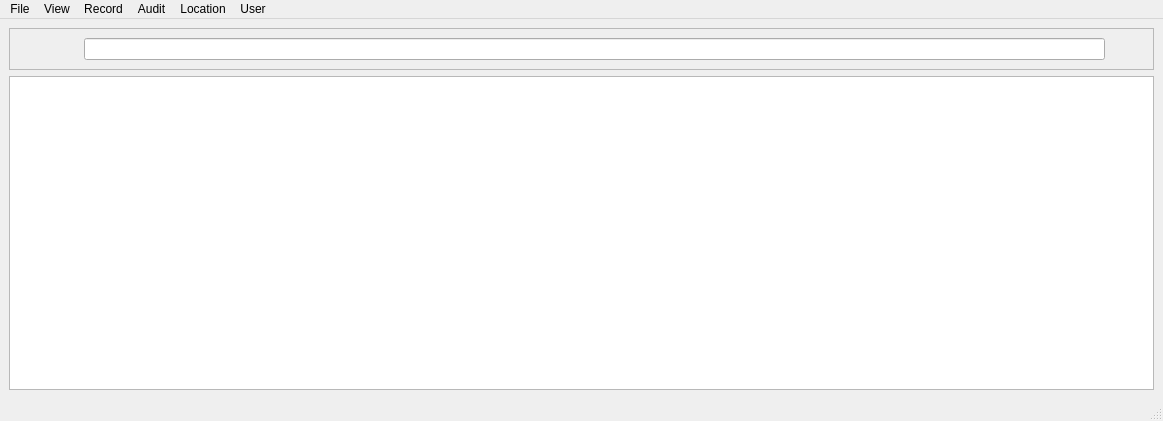
First picture: the form in elitebridge_ui_file/userwindow.ui, repository SaiSawant1/EliteBridgeAdmin, before the edit.
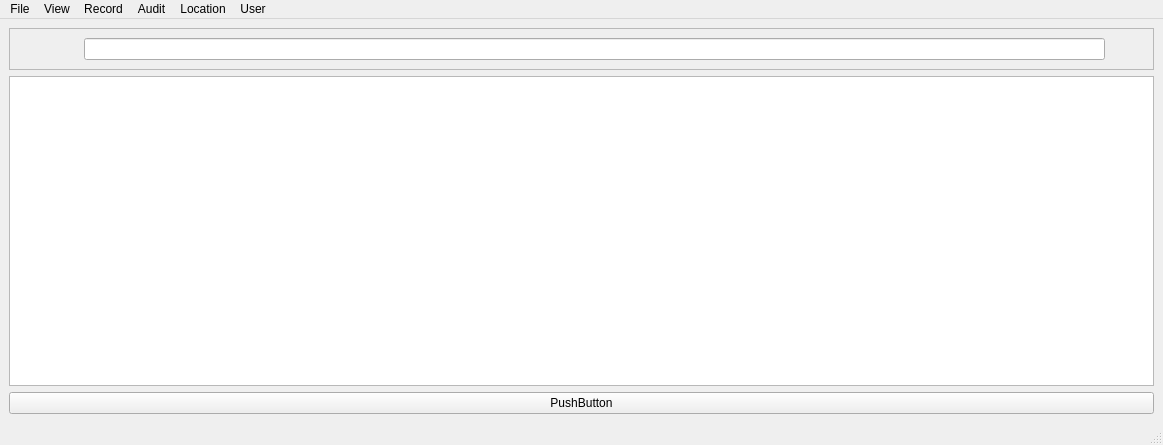
Second picture: the form after the edit. Icons and pictures are not drawn.

The edit to the form file:
```diff
--- a/elitebridge_ui_file/userwindow.ui
+++ b/elitebridge_ui_file/userwindow.ui
@@ -7,7 +7,7 @@
     <x>0</x>
     <y>0</y>
     <width>1163</width>
-    <height>421</height>
+    <height>445</height>
    </rect>
   </property>
   <property name="windowTitle">
@@ -111,7 +111,21 @@
      </widget>
     </item>
     <item>
-     <widget class="QTableWidget" name="tableWidget"/>
+     <widget class="QTableWidget" name="tableWidget">
+      <property name="editTriggers">
+       <set>QAbstractItemView::NoEditTriggers</set>
+      </property>
+      <property name="alternatingRowColors">
+       <bool>true</bool>
+      </property>
+     </widget>
+    </item>
+    <item>
+     <widget class="QPushButton" name="pushButton">
+      <property name="text">
+       <string>PushButton</string>
+      </property>
+     </widget>
     </item>
    </layout>
   </widget>
```
